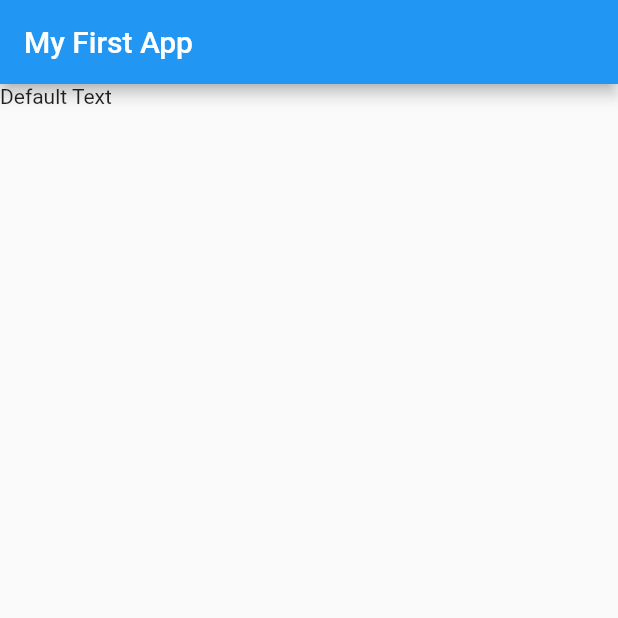
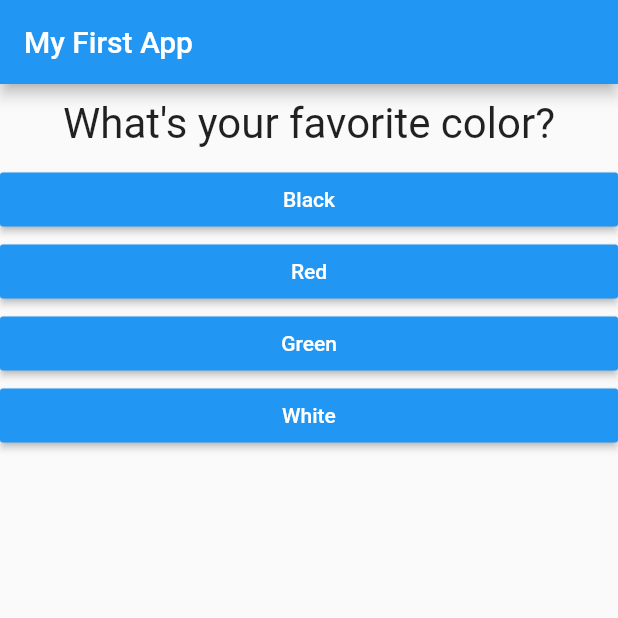
Before and after one commit to rofigates/Flutter, a Flutter app: the screen it shows after launch, on a phone screen of 412 x 824 dp, the top half of it. Run offline on Flutter 3.47's test engine with Material 2 defaults, Android fonts, the phone set to English and light mode, and no system bars.

Commit message:
bagian 2

```diff
--- /dev/null
+++ b/lib/answer.dart
@@ -0,0 +1,21 @@
+import 'package:flutter/material.dart';
+
+class Answer extends StatelessWidget {
+  final Function selectHandler;
+  final String answerText;
+
+  Answer(this.selectHandler, this.answerText);
+
+  @override
+  Widget build(BuildContext context) {
+    return Container(
+      width: double.infinity,
+      child: RaisedButton(
+        color: Colors.blue,
+        textColor: Colors.white,
+        child: Text(answerText),
+        onPressed: selectHandler,
+      ),
+    );
+  }
+}
--- a/lib/main.dart
+++ b/lib/main.dart
@@ -1,13 +1,81 @@
 import 'package:flutter/material.dart';
+
+import './quiz.dart';
+import './result.dart';
 
 void main() => runApp(MyApp());
 
-class MyApp extends StatelessWidget{
+class MyApp extends StatefulWidget {
+  @override
+  State<StatefulWidget> createState() {
+    return _MyAppState();
+  }
+}
+
+class _MyAppState extends State<MyApp> {
+  final _questions = const [
+    {
+      'questionText': 'What\'s your favorite color?',
+      'answer': [
+        {'text': 'Black', 'score': 10},
+        {'text': 'Red', 'score': 5},
+        {'text': 'Green', 'score': 20},
+        {'text': 'White', 'score': 30},
+      ]
+    },
+    {
+      'questionText': 'What\'s your favorite Animal?',
+      'answer': [
+        {'text': 'Rabbit', 'score': 10},
+        {'text': 'Snake', 'score': 10},
+        {'text': 'Cat', 'score': 10},
+        {'text': 'Lion', 'score': 10},
+      ]
+    },
+    {
+      'questionText': 'Who\'s your favorite instructor?',
+      'answer': [
+        {'text': 'Rofi', 'score': 10},
+        {'text': 'Imron', 'score': 10},
+        {'text': 'Denny', 'score': 10},
+        {'text': 'Adhit', 'score': 10},
+      ]
+    },
+  ];
+  var _questionIndex = 0;
+  var _totalScore = 0;
+
+  void _resetQuiz() {
+    setState(() {
+      _questionIndex = 0;
+      _totalScore = 0;
+    });
+  }
+
+  void _answerQuestion(int score) {
+    _totalScore += score;
+
+    setState(() {
+      _questionIndex = _questionIndex + 1;
+    });
+    print(_questionIndex);
+  }
+
   @override
   Widget build(BuildContext context) {
-    return MaterialApp(home: Scaffold(
-      appBar: AppBar(title: Text('My First App'),),
-      body: Text("Default Text"),
-    ),);
+    return MaterialApp(
+      home: Scaffold(
+        appBar: AppBar(
+          title: Text('My First App'),
+        ),
+        body: _questionIndex < _questions.length
+            ? Quiz(
+                answerQuestion: _answerQuestion,
+                questionIndex: _questionIndex,
+                questions: _questions,
+              )
+            : Result(_totalScore,_resetQuiz),
+      ),
+    );
   }
 }
--- /dev/null
+++ b/lib/question.dart
@@ -0,0 +1,20 @@
+import 'package:flutter/material.dart';
+
+class Question extends StatelessWidget {
+  final String questionText;
+
+  Question(this.questionText);
+
+  @override
+  Widget build(BuildContext context) {
+    return Container(
+      width: double.infinity,
+      margin: EdgeInsets.all(10),
+      child: Text(
+        questionText,
+        style: TextStyle(fontSize: 28),
+        textAlign: TextAlign.center,
+      ),
+    );
+  }
+}
--- /dev/null
+++ b/lib/quiz.dart
@@ -0,0 +1,34 @@
+import 'package:flutter/material.dart';
+
+import './question.dart';
+import './answer.dart';
+
+class Quiz extends StatelessWidget {
+  final List<Map<String, Object>> questions;
+  final int questionIndex;
+  final Function answerQuestion;
+
+  Quiz({
+    @required this.questions,
+    @required this.answerQuestion,
+    @required this.questionIndex,
+  });
+
+  @override
+  Widget build(BuildContext context) {
+    return Column(
+      children: [
+        Question(
+          questions[questionIndex]['questionText'],
+        ),
+        ...(questions[questionIndex]['answer'] as List<Map<String, Object>>)
+            .map((answer) {
+          return Answer(
+            () => answerQuestion((answer)['score']),
+            answer['text'],
+          );
+        }).toList()
+      ],
+    );
+  }
+}
```
Also changed, not shown: lib/result.dart (added, +42 -0 lines), 1 other file.
